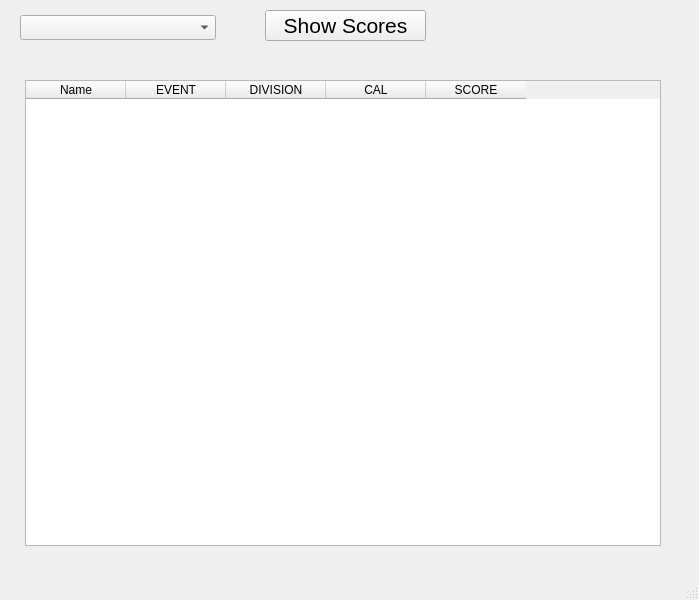
The window that viewscoreswindow.ui (steggy/mnsl-score-app) describes before a commit, drawn with Qt 5.
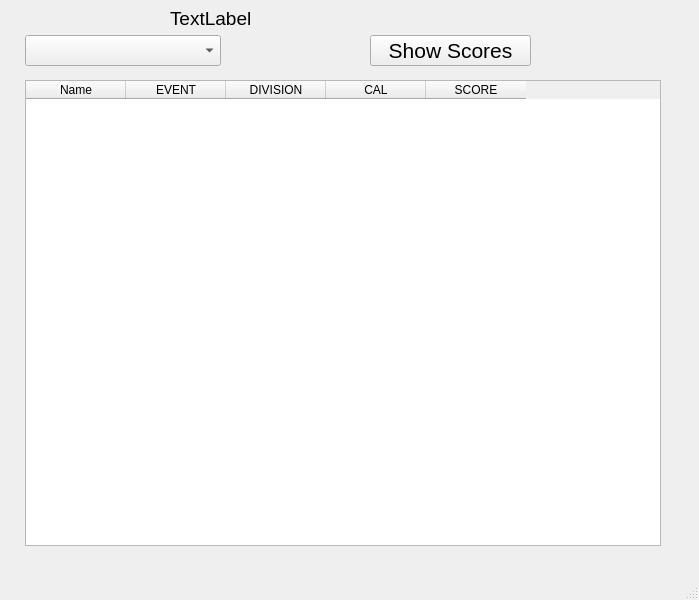
The same window after the commit.

Commit message: Add session date label to 'viewscores'

What changed in the file:
```diff
--- a/viewscoreswindow.ui
+++ b/viewscoreswindow.ui
@@ -17,18 +17,23 @@
    <widget class="QComboBox" name="comboDate">
     <property name="geometry">
      <rect>
-      <x>20</x>
-      <y>15</y>
+      <x>25</x>
+      <y>35</y>
       <width>196</width>
-      <height>25</height>
+      <height>31</height>
      </rect>
     </property>
+    <property name="font">
+     <font>
+      <pointsize>14</pointsize>
+     </font>
+    </property>
    </widget>
    <widget class="QPushButton" name="ButtShowScores">
     <property name="geometry">
      <rect>
-      <x>265</x>
-      <y>10</y>
+      <x>370</x>
+      <y>35</y>
       <width>161</width>
       <height>31</height>
      </rect>
@@ -83,6 +88,24 @@
      </item>
     </layout>
    </widget>
+   <widget class="QLabel" name="lblSession">
+    <property name="geometry">
+     <rect>
+      <x>170</x>
+      <y>5</y>
+      <width>516</width>
+      <height>26</height>
+     </rect>
+    </property>
+    <property name="font">
+     <font>
+      <pointsize>14</pointsize>
+     </font>
+    </property>
+    <property name="text">
+     <string>TextLabel</string>
+    </property>
+   </widget>
   </widget>
   <widget class="QMenuBar" name="menubar">
    <property name="geometry">
```
The commit also changes 4 other files.
